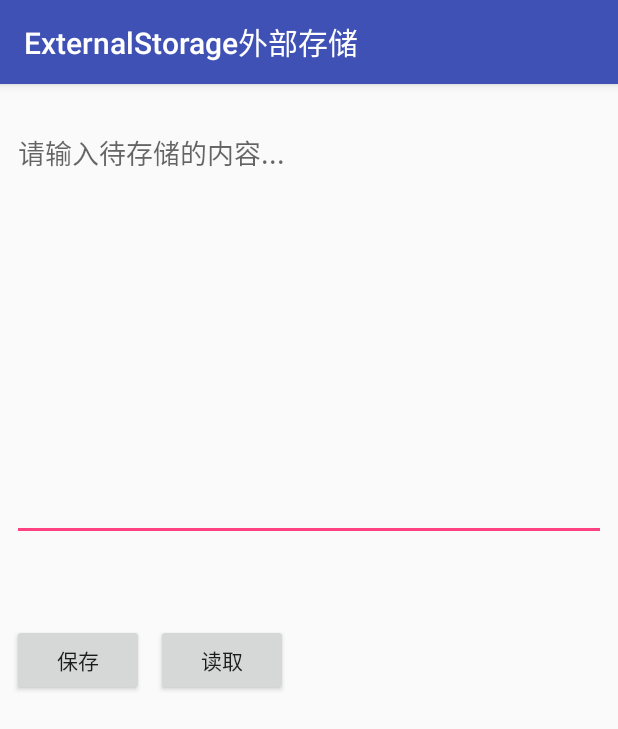
After one commit to xiusan/MyApplication, an Android app: the ExternalStorageActivity screen opened directly, with no data from a screen before it, on a phone screen of 412 x 824 dp. The commit adds this screen. Shown: the top 729 px of the screen. Run offline under Robolectric (Android 15) with nearby library versions, the phone set to English and light mode, and no system bars.

Commit message:
存放文件

```diff
--- /dev/null
+++ b/app/src/main/res/layout/activity_external_storage.xml
@@ -0,0 +1,67 @@
+<?xml version="1.0" encoding="utf-8"?>
+<android.support.constraint.ConstraintLayout xmlns:android="http://schemas.android.com/apk/res/android"
+    xmlns:app="http://schemas.android.com/apk/res-auto"
+    xmlns:tools="http://schemas.android.com/tools"
+    android:layout_width="match_parent"
+    android:layout_height="match_parent"
+    tools:context=".io.ExternalStorageActivity">
+
+
+    <EditText
+        android:id="@+id/info_edt"
+        android:layout_width="match_parent"
+        android:layout_height="wrap_content"
+        android:layout_marginStart="8dp"
+        android:layout_marginLeft="8dp"
+        android:layout_marginTop="22dp"
+        android:layout_marginEnd="8dp"
+        android:layout_marginRight="8dp"
+        android:maxLines="12"
+        android:minLines="12"
+        android:hint="请输入待存储的内容..."
+        android:gravity="left|top"
+        app:layout_constraintEnd_toEndOf="parent"
+        app:layout_constraintStart_toStartOf="parent"
+        app:layout_constraintTop_toTopOf="parent" />
+
+    <Button
+        android:id="@+id/read_btn"
+        android:layout_width="wrap_content"
+        android:layout_height="wrap_content"
+        android:layout_marginStart="8dp"
+        android:layout_marginLeft="8dp"
+        android:layout_marginTop="8dp"
+        android:layout_marginBottom="8dp"
+        android:text="读取"
+        app:layout_constraintBottom_toBottomOf="parent"
+        app:layout_constraintStart_toEndOf="@+id/save_btn"
+        app:layout_constraintTop_toTopOf="parent"
+        android:onClick="operate" />
+
+    <Button
+        android:id="@+id/save_btn"
+        android:layout_width="wrap_content"
+        android:layout_height="wrap_content"
+        android:layout_marginStart="8dp"
+        android:layout_marginLeft="8dp"
+        android:layout_marginTop="8dp"
+        android:layout_marginBottom="8dp"
+        android:text="保存"
+        app:layout_constraintBottom_toBottomOf="parent"
+        app:layout_constraintStart_toStartOf="parent"
+        app:layout_constraintTop_toTopOf="parent"
+        android:onClick="operate" />
+        <!--  operate 绑定点击事件-->
+    <TextView
+        android:id="@+id/textView"
+        android:layout_width="match_parent"
+        android:layout_height="176dp"
+        android:layout_marginStart="8dp"
+        android:layout_marginLeft="8dp"
+        android:layout_marginEnd="8dp"
+        android:layout_marginRight="8dp"
+        android:layout_marginBottom="32dp"
+        app:layout_constraintBottom_toBottomOf="parent"
+        app:layout_constraintEnd_toEndOf="parent"
+        app:layout_constraintStart_toStartOf="parent" />
+</android.support.constraint.ConstraintLayout>
--- a/app/src/main/res/values/strings.xml
+++ b/app/src/main/res/values/strings.xml
@@ -1,5 +1,5 @@
 <resources>
-    <string name="app_name">我是第一个应用</string>
+    <string name="app_name">ioDemo</string>
     <string name="text_setting">设置</string>
     <string name="text_login">登录</string>
     <string name="text_registered">注册</string>
@@ -27,5 +27,6 @@
     <string name="ok_http">网络Okhttp</string>
     <string name="io_one">Io实例</string>
     <string name="sharedpre_ference">SharedPreference使用</string>
+    <string name="name_external_storage">ExternalStorage外部存储</string>
 
 </resources>
```
Also changed, not shown: app/src/main/AndroidManifest.xml (+9 -1 lines), app/src/main/java/com/example/administrator/myapplication/MainActivity.java (+11 -1 lines), app/src/main/java/com/example/administrator/myapplication/io/ExternalStorageActivity.java (added, +102 -0 lines), app/src/main/res/layout/activity_main.xml (+9 -0 lines), 1 other file.
